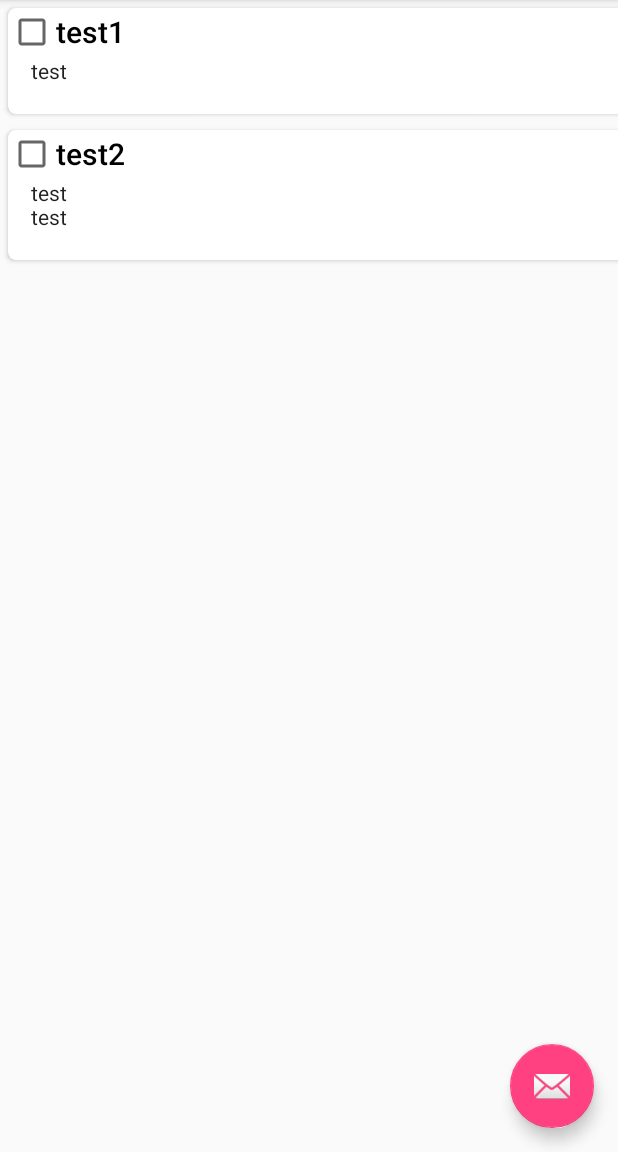
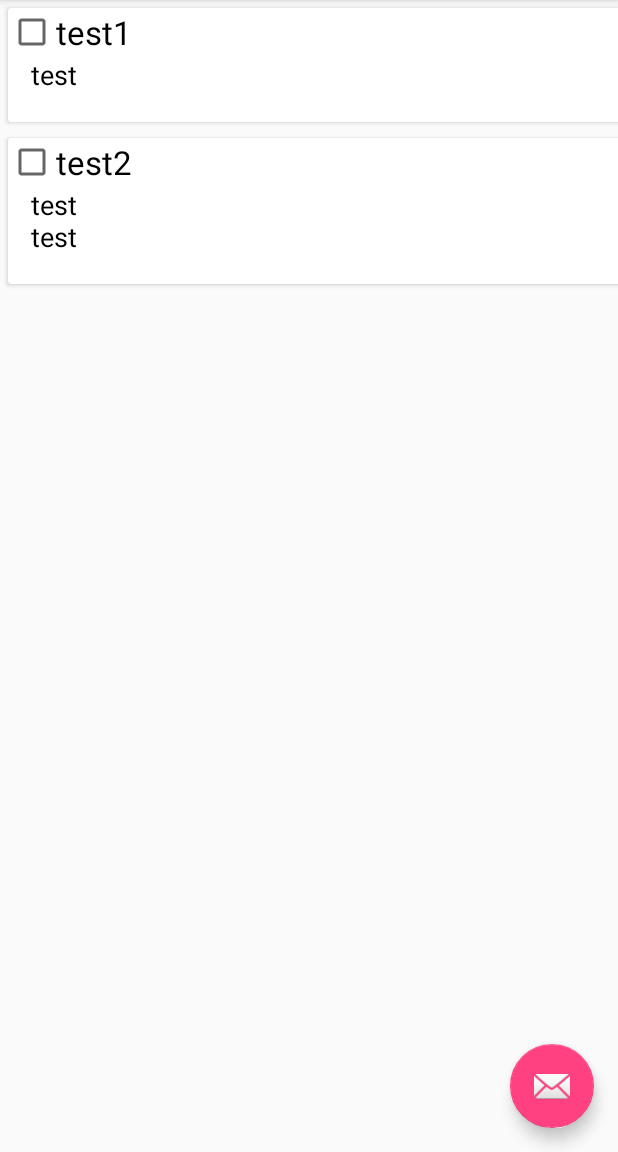
Before and after one commit to Lyukx/QuickTodo, an Android app: the screen it shows after launch (MainActivity), on a phone screen of 412 x 824 dp, the part 84-1236 px from its top. Run offline under Robolectric (Android 15) with nearby library versions, the phone set to English and light mode, and no system bars.

Commit message:
fix UI bugs

```diff
--- a/app/src/main/res/layout/content_main.xml
+++ b/app/src/main/res/layout/content_main.xml
@@ -11,8 +11,8 @@
 
     <android.support.v7.widget.RecyclerView
         android:id="@+id/todoList"
-        android:layout_width="752dp"
-        android:layout_height="871dp"
+        android:layout_width="584dp"
+        android:layout_height="807dp"
         tools:layout_editor_absoluteX="8dp"
         tools:layout_editor_absoluteY="8dp" />
 </android.support.constraint.ConstraintLayout>
--- a/app/src/main/res/layout/todo_item.xml
+++ b/app/src/main/res/layout/todo_item.xml
@@ -6,8 +6,7 @@
     android:layout_height="wrap_content"
     android:layout_margin="5dp"
     android:orientation="horizontal"
-    card_view:cardBackgroundColor="@android:color/background_light"
-    card_view:cardCornerRadius="5dp">
+    card_view:cardBackgroundColor="@android:color/background_light">
 
     <LinearLayout
         android:layout_width="match_parent"
@@ -20,7 +19,7 @@
             android:layout_height="wrap_content"
             android:layout_weight="1"
             android:text="CheckBox"
-            android:textAppearance="@style/TextAppearance.AppCompat.Title" />
+            android:textAppearance="@style/TextAppearance.AppCompat.Large" />
 
         <TextView
             android:id="@+id/description"
@@ -28,7 +27,8 @@
             android:layout_height="wrap_content"
             android:layout_weight="1"
             android:paddingLeft="15dp"
-            android:textAppearance="@style/TextAppearance.AppCompat.Body1" />
+            android:textAppearance="@style/TextAppearance.AppCompat.Medium"
+            android:textColor="@android:color/black" />
 
         <TextView
             android:id="@+id/time"
@@ -36,7 +36,7 @@
             android:layout_height="wrap_content"
             android:layout_weight="1"
             android:paddingRight="15dp"
-            android:textAlignment="textEnd"
+            android:textAlignment="viewEnd"
             android:textAppearance="@style/TextAppearance.AppCompat.Small" />
 
     </LinearLayout>
```
